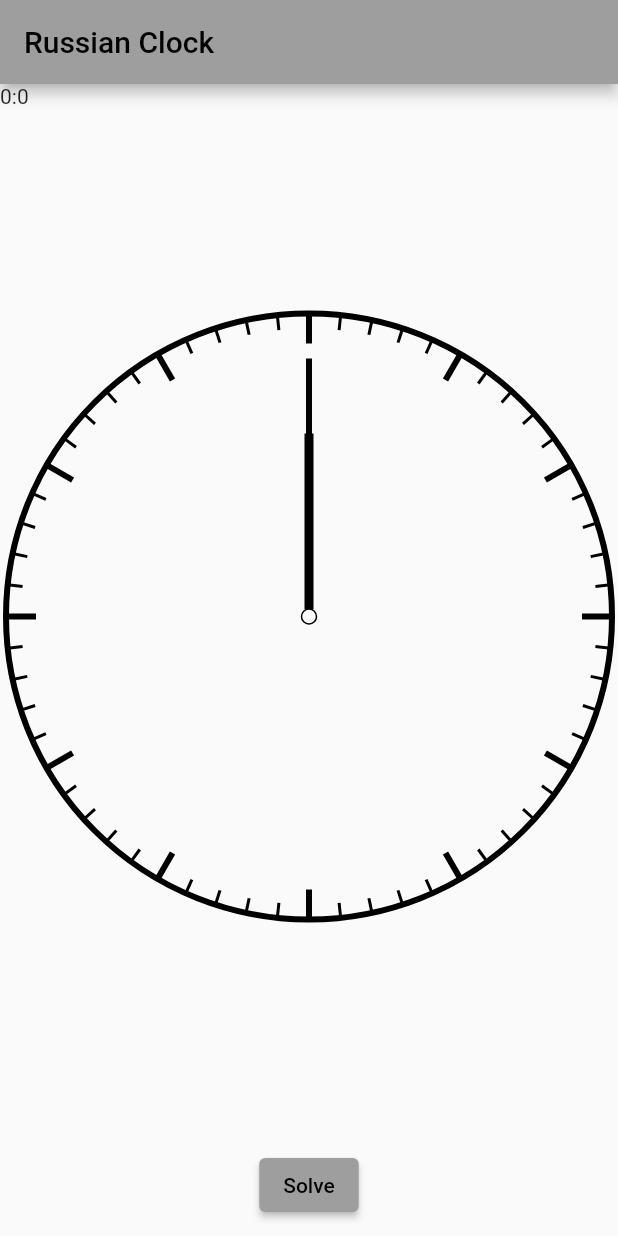
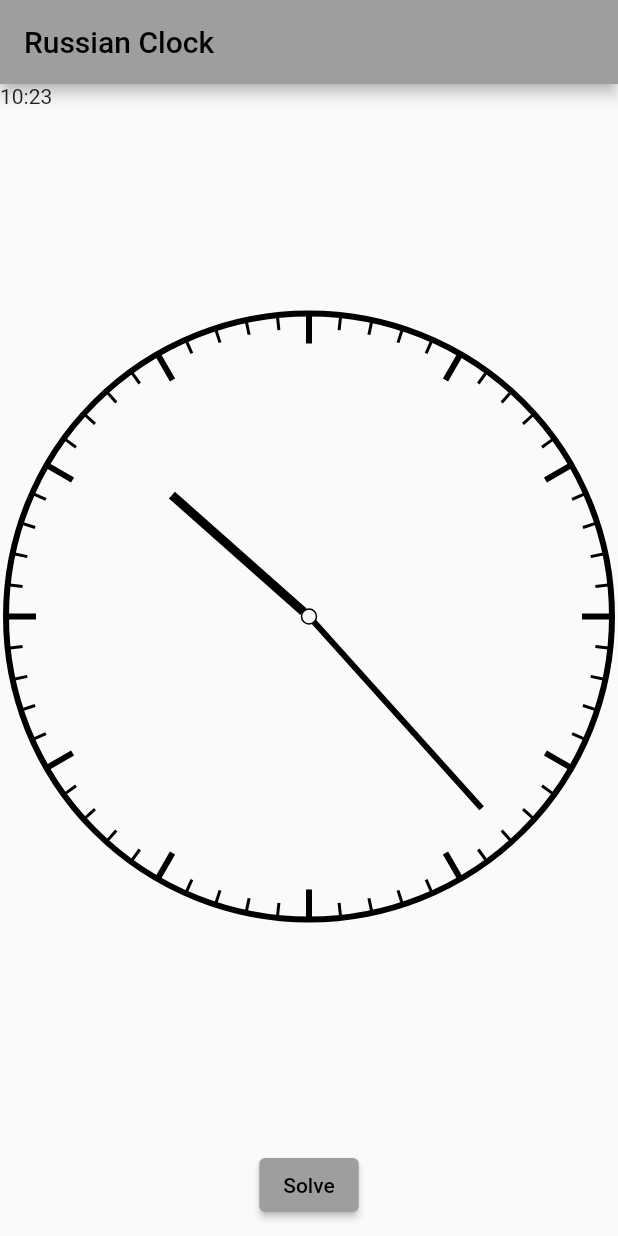
Before and after one commit to dirkz/russian_clock, a Flutter app: the screen it shows after launch, on a phone screen of 412 x 824 dp. Run offline on Flutter 3.47's test engine with Material 2 defaults, Android fonts, the phone set to English and light mode, and no system bars.

Commit message:
First time is also random

```diff
--- a/lib/main.dart
+++ b/lib/main.dart
@@ -40,7 +40,7 @@ class RussianClock extends StatefulWidget {
 enum SolutionState { unsolved, solved }
 
 class _RussianClockState extends State<RussianClock> {
-  _RussianClockState() : _currentTime = HourMinute(hour: 0, minute: 0);
+  _RussianClockState() : _currentTime = HourMinute.random();
 
   var _solutionState = SolutionState.unsolved;
   HourMinute _currentTime;
--- a/lib/time.dart
+++ b/lib/time.dart
@@ -6,9 +6,10 @@ class HourMinute {
 
   HourMinute({required this.hour, required this.minute});
 
-  factory HourMinute.random({required Random random}) {
-    final m = random.nextInt(59) + 1;
-    final h = random.nextInt(11) + 1;
+  factory HourMinute.random({Random? random}) {
+    final theRandom = random ?? Random();
+    final m = theRandom.nextInt(59) + 1;
+    final h = theRandom.nextInt(11) + 1;
     return HourMinute(hour: h, minute: m);
   }
 
```
